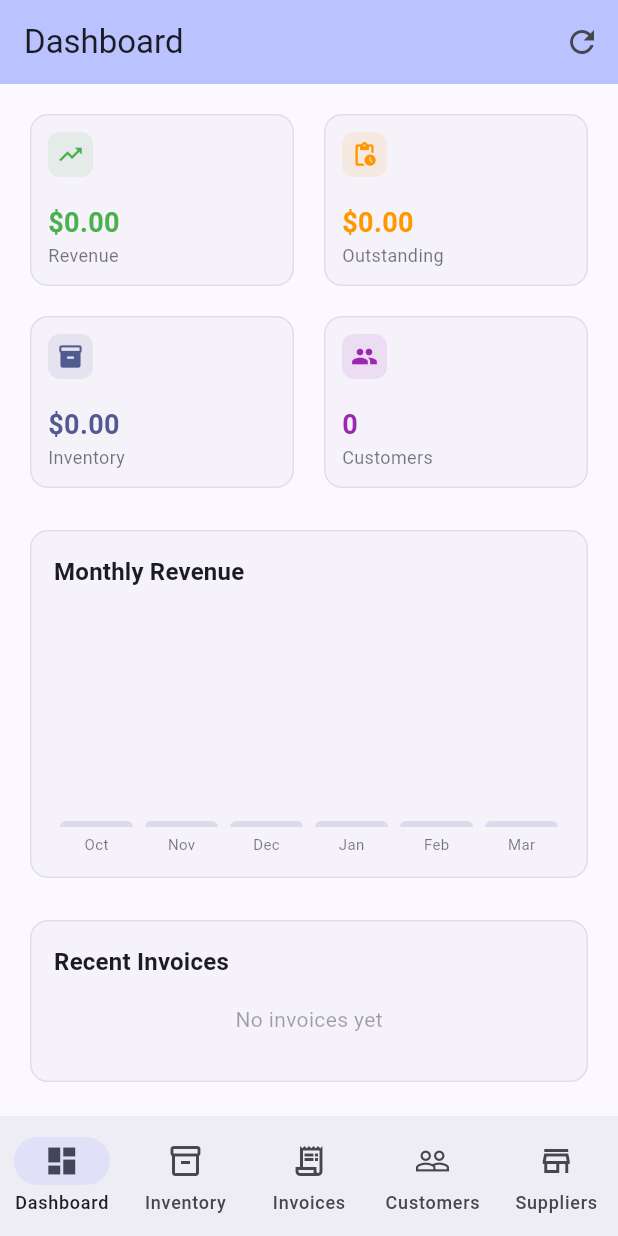
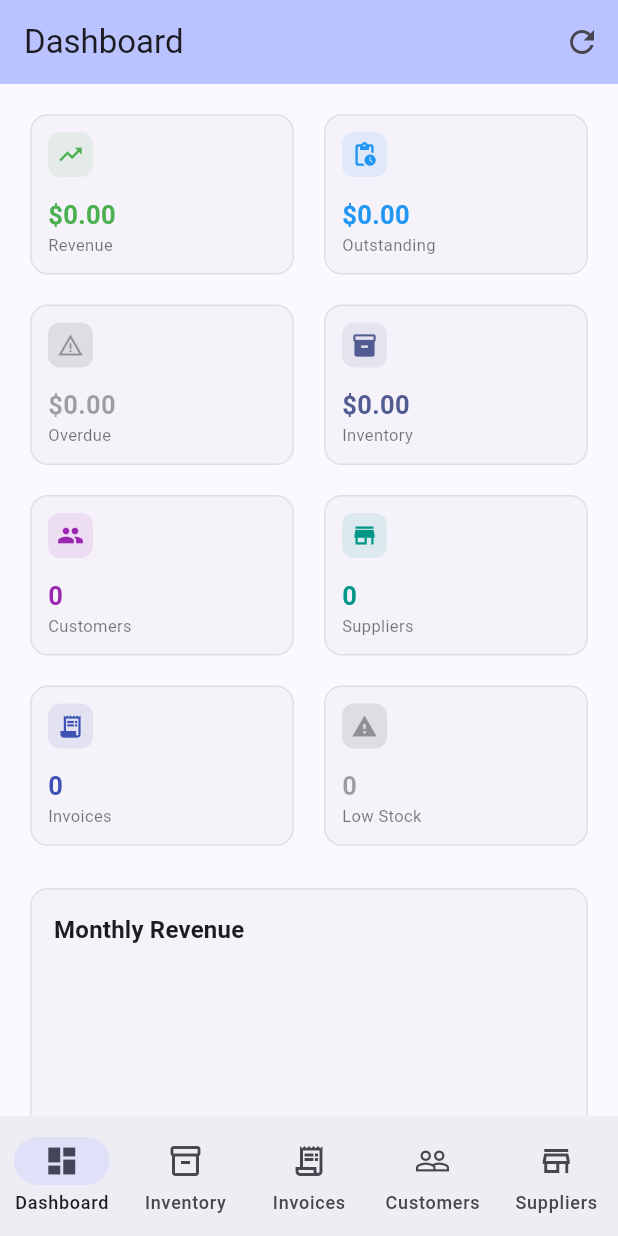
Before and after one commit to allyelvis/aenzbi_invoice, a Flutter app: the screen it shows after launch, after a tap on the "refresh" icon, on a phone screen of 412 x 824 dp. Run offline on Flutter 3.47's test engine with Material 3 defaults, Android fonts, the phone set to English and light mode, and no system bars; missing offline and left inert: dart:html.

Commit message:
Enhance dashboard with new stats and improve inventory filtering
Update dashboard to display 8 stat cards including suppliers and overdue amounts, add supplier filtering to inventory, and introduce a build script for pub cache restoration.

Replit-Commit-Author: Agent
Replit-Commit-Session-Id: ba3c6d6c-d544-4d9d-800d-01595c8761dd
Replit-Commit-Checkpoint-Type: full_checkpoint
Replit-Commit-Event-Id: 87f6eedc-912c-44f9-b642-4c3a778ea634
Replit-Commit-Screenshot-Url: https://storage.googleapis.com/screenshot-production-us-central1/0338d54a-3ecc-4a31-93fa-d984492cabcc/ba3c6d6c-d544-4d9d-800d-01595c8761dd/GwM6d8q
Replit-Helium-Checkpoint-Created: true

```diff
--- a/aenzbi_invoice/lib/screens/dashboard_screen.dart
+++ b/aenzbi_invoice/lib/screens/dashboard_screen.dart
@@ -67,10 +67,13 @@ class _DashboardScreenState extends State<DashboardScreen> {
 
   Widget _buildStatsGrid(ColorScheme cs) {
     final paid = (_data['totalPaid'] ?? 0.0) as double;
-    final outstanding = ((_data['totalOutstanding'] ?? 0.0) as double) +
-        ((_data['totalOverdue'] ?? 0.0) as double);
+    final outstanding = (_data['totalOutstanding'] ?? 0.0) as double;
+    final overdue = (_data['totalOverdue'] ?? 0.0) as double;
     final invValue = (_data['totalValue'] ?? 0.0) as double;
     final customers = _data['customerCount'] ?? 0;
+    final suppliers = _data['supplierCount'] ?? 0;
+    final totalInvoices = _data['totalInvoices'] ?? 0;
+    final lowStock = (_data['lowStockCount'] ?? 0) + (_data['outOfStockCount'] ?? 0);
 
     return GridView.count(
       crossAxisCount: 2,
@@ -78,23 +81,29 @@ class _DashboardScreenState extends State<DashboardScreen> {
       mainAxisSpacing: 12,
       shrinkWrap: true,
       physics: const NeverScrollableScrollPhysics(),
-      childAspectRatio: 1.5,
+      childAspectRatio: 1.6,
       children: [
         _StatCard(
           label: 'Revenue',
-          value: '\$${paid.toStringAsFixed(2)}',
+          value: '\$${_compact(paid)}',
           icon: Icons.trending_up,
           color: Colors.green,
         ),
         _StatCard(
           label: 'Outstanding',
-          value: '\$${outstanding.toStringAsFixed(2)}',
+          value: '\$${_compact(outstanding)}',
           icon: Icons.pending_actions,
-          color: Colors.orange,
+          color: Colors.blue,
+        ),
+        _StatCard(
+          label: 'Overdue',
+          value: '\$${_compact(overdue)}',
+          icon: Icons.warning_amber,
+          color: overdue > 0 ? Colors.red : cs.onSurface.withOpacity(0.4),
         ),
         _StatCard(
           label: 'Inventory',
-          value: '\$${invValue.toStringAsFixed(2)}',
+          value: '\$${_compact(invValue)}',
           icon: Icons.inventory_2,
           color: cs.primary,
         ),
@@ -104,8 +113,32 @@ class _DashboardScreenState extends State<DashboardScreen> {
           icon: Icons.people,
           color: Colors.purple,
         ),
+        _StatCard(
+          label: 'Suppliers',
+          value: '$suppliers',
+          icon: Icons.store,
+          color: Colors.teal,
+        ),
+        _StatCard(
+          label: 'Invoices',
+          value: '$totalInvoices',
+          icon: Icons.receipt_long,
+          color: Colors.indigo,
+        ),
+        _StatCard(
+          label: 'Low Stock',
+          value: '$lowStock',
+          icon: Icons.warning_outlined,
+          color: lowStock > 0 ? Colors.orange : cs.onSurface.withOpacity(0.4),
+        ),
       ],
     );
+  }
+
+  String _compact(double v) {
+    if (v >= 1000000) return '${(v / 1000000).toStringAsFixed(1)}M';
+    if (v >= 1000) return '${(v / 1000).toStringAsFixed(1)}k';
+    return v.toStringAsFixed(2);
   }
 
   Widget _buildRevenueChart(ColorScheme cs) {
@@ -125,7 +158,8 @@ class _DashboardScreenState extends State<DashboardScreen> {
               child: _monthly.isEmpty
                   ? Center(
                       child: Text('No data yet',
-                          style: TextStyle(color: cs.onSurface.withOpacity(0.4))),
+                          style: TextStyle(
+                              color: cs.onSurface.withOpacity(0.4))),
                     )
                   : _BarChart(data: _monthly, color: cs.primary),
             ),
@@ -136,9 +170,8 @@ class _DashboardScreenState extends State<DashboardScreen> {
   }
 
   Widget _buildRecentInvoices(ColorScheme cs) {
-    final invoices = (_data['recentInvoices'] as List?)
-            ?.cast<Invoice>() ??
-        [];
+    final invoices =
+        (_data['recentInvoices'] as List?)?.cast<Invoice>() ?? [];
     return Card(
       child: Padding(
         padding: const EdgeInsets.all(16),
@@ -148,15 +181,11 @@ class _DashboardScreenState extends State<DashboardScreen> {
             Row(
               children: [
                 Text('Recent Invoices',
-                    style: Theme.of(context).textTheme.titleMedium?.copyWith(
+                    style:
+                        Theme.of(context).textTheme.titleMedium?.copyWith(
                               fontWeight: FontWeight.bold,
                             )),
                 const Spacer(),
-                if (invoices.isNotEmpty)
-                  TextButton(
-                    onPressed: () {},
-                    child: const Text('See all'),
-                  ),
               ],
             ),
             if (invoices.isEmpty)
@@ -177,9 +206,8 @@ class _DashboardScreenState extends State<DashboardScreen> {
   }
 
   Widget _buildLowStockAlerts(ColorScheme cs) {
-    final items = (_data['lowStockItems'] as List?)
-            ?.cast<InventoryItem>() ??
-        [];
+    final items =
+        (_data['lowStockItems'] as List?)?.cast<InventoryItem>() ?? [];
     if (items.isEmpty) return const SizedBox.shrink();
     return Card(
       child: Padding(
@@ -189,10 +217,11 @@ class _DashboardScreenState extends State<DashboardScreen> {
           children: [
             Row(
               children: [
-                Icon(Icons.warning_amber, color: Colors.orange, size: 20),
+                const Icon(Icons.warning_amber, color: Colors.orange, size: 20),
                 const SizedBox(width: 8),
                 Text('Low Stock Alerts',
-                    style: Theme.of(context).textTheme.titleMedium?.copyWith(
+                    style:
+                        Theme.of(context).textTheme.titleMedium?.copyWith(
                               fontWeight: FontWeight.bold,
                             )),
               ],
@@ -210,7 +239,9 @@ class _DashboardScreenState extends State<DashboardScreen> {
                       item.name[0].toUpperCase(),
                       style: TextStyle(
                         fontSize: 12,
-                        color: item.isOutOfStock ? cs.error : Colors.orange,
+                        color: item.isOutOfStock
+                            ? cs.error
+                            : Colors.orange,
                       ),
                     ),
                   ),
@@ -234,6 +265,8 @@ class _DashboardScreenState extends State<DashboardScreen> {
   }
 }
 
+// ─── Stat Card ───────────────────────────────────────────────────────────────
+
 class _StatCard extends StatelessWidget {
   final String label;
   final String value;
@@ -256,8 +289,6 @@ class _StatCard extends StatelessWidget {
           crossAxisAlignment: CrossAxisAlignment.start,
           mainAxisAlignment: MainAxisAlignment.spaceBetween,
           children: [
-            Row(
-              children: [
             Container(
               padding: const EdgeInsets.all(6),
               decoration: BoxDecoration(
@@ -266,16 +297,13 @@ class _StatCard extends StatelessWidget {
               ),
               child: Icon(icon, size: 18, color: color),
             ),
-                const Spacer(),
-              ],
-            ),
             Column(
               crossAxisAlignment: CrossAxisAlignment.start,
               children: [
                 Text(
                   value,
                   style: TextStyle(
-                    fontSize: 18,
+                    fontSize: 17,
                     fontWeight: FontWeight.bold,
                     color: color,
                   ),
@@ -285,7 +313,7 @@ class _StatCard extends StatelessWidget {
                 Text(
                   label,
                   style: TextStyle(
-                    fontSize: 12,
+                    fontSize: 11,
                     color: Theme.of(context)
                         .colorScheme
                         .onSurface
@@ -300,6 +328,8 @@ class _StatCard extends StatelessWidget {
     );
   }
 }
+
+// ─── Bar Chart ───────────────────────────────────────────────────────────────
 
 class _BarChart extends StatelessWidget {
   final List<Map<String, dynamic>> data;
@@ -319,7 +349,6 @@ class _BarChart extends StatelessWidget {
         final revenue = d['revenue'] as double;
         final month = d['month'] as DateTime;
         final ratio = maxVal > 0 ? revenue / maxVal : 0.0;
-        final monthLabel = _monthLabel(month.month);
         return Expanded(
           child: Padding(
             padding: const EdgeInsets.symmetric(horizontal: 4),
@@ -328,7 +357,9 @@ class _BarChart extends StatelessWidget {
               children: [
                 if (revenue > 0)
                   Text(
-                    '\$${revenue >= 1000 ? '${(revenue / 1000).toStringAsFixed(1)}k' : revenue.toStringAsFixed(0)}',
+                    revenue >= 1000
+                        ? '\$${(revenue / 1000).toStringAsFixed(1)}k'
+                        : '\$${revenue.toStringAsFixed(0)}',
                     style: TextStyle(fontSize: 9, color: color),
                     textAlign: TextAlign.center,
                   ),
@@ -346,7 +377,7 @@ class _BarChart extends StatelessWidget {
                 ),
                 const SizedBox(height: 4),
                 Text(
-                  monthLabel,
+                  _monthLabel(month.month),
                   style: TextStyle(
                     fontSize: 10,
                     color: Theme.of(context)
@@ -372,6 +403,8 @@ class _BarChart extends StatelessWidget {
   }
 }
 
+// ─── Invoice Tile ─────────────────────────────────────────────────────────────
+
 class _InvoiceTile extends StatelessWidget {
   final Invoice invoice;
   final ColorScheme cs;
@@ -383,7 +416,7 @@ class _InvoiceTile extends StatelessWidget {
     final status = invoice.effectiveStatus;
     final statusColor = _statusColor(status, cs);
     return Padding(
-      padding: const EdgeInsets.symmetric(vertical: 4),
+      padding: const EdgeInsets.symmetric(vertical: 5),
       child: Row(
         children: [
           Expanded(
--- a/aenzbi_invoice/lib/screens/inventory_screen.dart
+++ b/aenzbi_invoice/lib/screens/inventory_screen.dart
@@ -1,5 +1,6 @@
 import 'package:flutter/material.dart';
 import '../models/inventory_item.dart';
+import '../models/supplier.dart';
 import '../database/database_helper.dart';
 import 'add_edit_item_screen.dart';
 
@@ -16,9 +17,11 @@ class _InventoryScreenState extends State<InventoryScreen> {
   List<InventoryItem> _items = [];
   List<InventoryItem> _filtered = [];
   Map<String, dynamic> _summary = {};
+  Map<String, Supplier> _supplierMap = {};
   bool _loading = true;
   String _searchQuery = '';
   String? _categoryFilter;
+  String? _supplierFilter;
   _SortOption _sortOption = _SortOption.name;
   List<String> _categories = [];
   final TextEditingController _searchController = TextEditingController();
@@ -40,6 +43,8 @@ class _InventoryScreenState extends State<InventoryScreen> {
     try {
       final items = await DatabaseHelper.instance.getAllInventoryItems();
       final summary = await DatabaseHelper.instance.getInventorySummary();
+      final suppliers = await DatabaseHelper.instance.getAllSuppliers();
+      final supplierMap = {for (final s in suppliers) s.id: s};
       final cats = items
           .map((i) => i.category)
           .where((c) => c.isNotEmpty)
@@ -50,6 +55,7 @@ class _InventoryScreenState extends State<InventoryScreen> {
         _items = items;
         _categories = cats;
         _summary = summary;
+        _supplierMap = supplierMap;
         _applyFilter();
         _loading = false;
       });
@@ -72,11 +78,20 @@ class _InventoryScreenState extends State<InventoryScreen> {
               item.name.toLowerCase().contains(lower) ||
               item.sku.toLowerCase().contains(lower) ||
               item.category.toLowerCase().contains(lower) ||
-              item.description.toLowerCase().contains(lower))
+              item.description.toLowerCase().contains(lower) ||
+              (_supplierMap[item.supplierId]
+                          ?.displayName
+                          .toLowerCase()
+                          .contains(lower) ??
+                      false))
           .toList();
     }
     if (_categoryFilter != null) {
       result = result.where((i) => i.category == _categoryFilter).toList();
+    }
+    if (_supplierFilter != null) {
+      result =
+          result.where((i) => i.supplierId == _supplierFilter).toList();
     }
     switch (_sortOption) {
       case _SortOption.name:
@@ -143,13 +158,16 @@ class _InventoryScreenState extends State<InventoryScreen> {
   void _showSortSheet() {
     showModalBottomSheet(
       context: context,
+      shape: const RoundedRectangleBorder(
+          borderRadius: BorderRadius.vertical(top: Radius.circular(20))),
       builder: (ctx) => Column(
         mainAxisSize: MainAxisSize.min,
         children: [
           const Padding(
             padding: EdgeInsets.all(16),
             child: Text('Sort By',
-                style: TextStyle(fontWeight: FontWeight.bold, fontSize: 16)),
+                style:
+                    TextStyle(fontWeight: FontWeight.bold, fontSize: 16)),
           ),
           ..._SortOption.values.map((opt) => RadioListTile<_SortOption>(
                 value: opt,
@@ -177,13 +195,26 @@ class _InventoryScreenState extends State<InventoryScreen> {
     }
   }
 
+  // Suppliers that have at least one item
+  List<Supplier> get _linkedSuppliers {
+    final ids = _items
+        .where((i) => i.supplierId.isNotEmpty)
+        .map((i) => i.supplierId)
+        .toSet();
+    return ids
+        .map((id) => _supplierMap[id])
+        .whereType<Supplier>()
+        .toList()
+      ..sort((a, b) => a.displayName.compareTo(b.displayName));
+  }
+
   @override
   Widget build(BuildContext context) {
-    final colorScheme = Theme.of(context).colorScheme;
+    final cs = Theme.of(context).colorScheme;
     return Scaffold(
       appBar: AppBar(
         title: Text('Inventory (${_items.length})'),
-        backgroundColor: colorScheme.inversePrimary,
+        backgroundColor: cs.inversePrimary,
         actions: [
           IconButton(
             icon: const Icon(Icons.sort),
@@ -201,7 +232,7 @@ class _InventoryScreenState extends State<InventoryScreen> {
           ? const Center(child: CircularProgressIndicator())
           : Column(
               children: [
-                _buildSummaryBar(colorScheme),
+                _buildSummaryBar(cs),
                 Padding(
                   padding: const EdgeInsets.fromLTRB(12, 8, 12, 4),
                   child: TextField(
@@ -209,14 +240,15 @@ class _InventoryScreenState extends State<InventoryScreen> {
                     onChanged: (v) =>
                         setState(() { _searchQuery = v; _applyFilter(); }),
                     decoration: InputDecoration(
-                      hintText: 'Search by name, SKU, category…',
+                      hintText: 'Search by name, SKU, supplier…',
                       prefixIcon: const Icon(Icons.search),
                       suffixIcon: _searchQuery.isNotEmpty
                           ? IconButton(
                               icon: const Icon(Icons.clear),
                               onPressed: () {
                                 _searchController.clear();
-                                setState(() { _searchQuery = ''; _applyFilter(); });
+                                setState(
+                                    () { _searchQuery = ''; _applyFilter(); });
                               })
                           : null,
                       border: OutlineInputBorder(
@@ -225,16 +257,17 @@ class _InventoryScreenState extends State<InventoryScreen> {
                     ),
                   ),
                 ),
-                if (_categories.isNotEmpty) _buildCategoryChips(colorScheme),
+                if (_categories.isNotEmpty || _linkedSuppliers.isNotEmpty)
+                  _buildFilterChips(cs),
                 Expanded(
                   child: _filtered.isEmpty
-                      ? _buildEmptyState(colorScheme)
+                      ? _buildEmptyState(cs)
                       : ListView.builder(
                           padding: const EdgeInsets.symmetric(
                               horizontal: 12, vertical: 4),
                           itemCount: _filtered.length,
                           itemBuilder: (_, i) =>
-                              _buildItemCard(_filtered[i], colorScheme),
+                              _buildItemCard(_filtered[i], cs),
                         ),
                 ),
               ],
@@ -247,7 +280,8 @@ class _InventoryScreenState extends State<InventoryScreen> {
     );
   }
 
-  Widget _buildCategoryChips(ColorScheme cs) {
+  Widget _buildFilterChips(ColorScheme cs) {
+    final suppliers = _linkedSuppliers;
     return SingleChildScrollView(
       scrollDirection: Axis.horizontal,
       padding: const EdgeInsets.fromLTRB(12, 0, 12, 4),
@@ -255,9 +289,12 @@ class _InventoryScreenState extends State<InventoryScreen> {
         children: [
           FilterChip(
             label: const Text('All'),
-            selected: _categoryFilter == null,
-            onSelected: (_) =>
-                setState(() { _categoryFilter = null; _applyFilter(); }),
+            selected: _categoryFilter == null && _supplierFilter == null,
+            onSelected: (_) => setState(() {
+              _categoryFilter = null;
+              _supplierFilter = null;
+              _applyFilter();
+            }),
           ),
           ..._categories.map((cat) => Padding(
                 padding: const EdgeInsets.only(left: 8),
@@ -266,10 +303,26 @@ class _InventoryScreenState extends State<InventoryScreen> {
                   selected: _categoryFilter == cat,
                   onSelected: (_) => setState(() {
                     _categoryFilter = _categoryFilter == cat ? null : cat;
+                    _supplierFilter = null;
                     _applyFilter();
                   }),
                 ),
               )),
+          if (suppliers.isNotEmpty)
+            ...suppliers.map((s) => Padding(
+                  padding: const EdgeInsets.only(left: 8),
+                  child: FilterChip(
+                    avatar: const Icon(Icons.store_outlined, size: 14),
+                    label: Text(s.displayName),
+                    selected: _supplierFilter == s.id,
+                    onSelected: (_) => setState(() {
+                      _supplierFilter =
+                          _supplierFilter == s.id ? null : s.id;
+                      _categoryFilter = null;
+                      _applyFilter();
+                    }),
+                  ),
+                )),
         ],
       ),
     );
@@ -293,7 +346,7 @@ class _InventoryScreenState extends State<InventoryScreen> {
           _summaryTile(cs, Icons.inventory_2, '$total', 'Items'),
           _divider(),
           _summaryTile(cs, Icons.attach_money,
-              '\$${value.toStringAsFixed(2)}', 'Value'),
+              '\$${_compactValue(value)}', 'Value'),
           _divider(),
           _summaryTile(cs, Icons.warning_amber, '$low', 'Low Stock',
               color: low > 0 ? Colors.orange : null),
@@ -303,6 +356,11 @@ class _InventoryScreenState extends State<InventoryScreen> {
         ],
       ),
     );
+  }
+
+  String _compactValue(double v) {
+    if (v >= 1000) return '${(v / 1000).toStringAsFixed(1)}k';
+    return v.toStringAsFixed(2);
   }
 
   Widget _divider() =>
@@ -334,6 +392,11 @@ class _InventoryScreenState extends State<InventoryScreen> {
       stockColor = Colors.orange;
       stockLabel = 'Low: ${item.quantity} ${item.unit}';
     }
+
+    final supplier = item.supplierId.isNotEmpty
+        ? _supplierMap[item.supplierId]
+        : null;
+
     return Card(
       margin: const EdgeInsets.symmetric(vertical: 4),
       child: InkWell(
@@ -360,15 +423,19 @@ class _InventoryScreenState extends State<InventoryScreen> {
                     Text(item.name,
                         style: const TextStyle(
                             fontWeight: FontWeight.w600, fontSize: 14)),
-                    if (item.sku.isNotEmpty || item.category.isNotEmpty)
+                    if (item.sku.isNotEmpty ||
+                        item.category.isNotEmpty ||
+                        supplier != null)
                       Text(
                         [
                           if (item.sku.isNotEmpty) 'SKU: ${item.sku}',
                           if (item.category.isNotEmpty) item.category,
+                          if (supplier != null) supplier.displayName,
                         ].join(' • '),
                         style: TextStyle(
                             fontSize: 11,
                             color: cs.onSurface.withOpacity(0.6)),
+                        overflow: TextOverflow.ellipsis,
                       ),
                     const SizedBox(height: 4),
                     Row(
@@ -386,6 +453,16 @@ class _InventoryScreenState extends State<InventoryScreen> {
                                 fontSize: 14)),
                       ],
                     ),
+                    if (item.costPrice > 0) ...[
+                      const SizedBox(height: 2),
+                      Text(
+                        'Cost: \$${item.costPrice.toStringAsFixed(2)}  '
+                        'Margin: ${item.price > 0 ? (((item.price - item.costPrice) / item.price) * 100).toStringAsFixed(0) : 0}%',
+                        style: TextStyle(
+                            fontSize: 10,
+                            color: cs.onSurface.withOpacity(0.5)),
+                      ),
+                    ],
                   ],
                 ),
               ),
@@ -418,7 +495,9 @@ class _InventoryScreenState extends State<InventoryScreen> {
               size: 72, color: cs.onSurface.withOpacity(0.3)),
           const SizedBox(height: 16),
           Text(
-            _searchQuery.isNotEmpty || _categoryFilter != null
+            _searchQuery.isNotEmpty ||
+                    _categoryFilter != null ||
+                    _supplierFilter != null
                 ? 'No items match your filters'
                 : 'No inventory items yet',
             style: Theme.of(context).textTheme.titleMedium?.copyWith(
@@ -426,10 +505,13 @@ class _InventoryScreenState extends State<InventoryScreen> {
                 ),
           ),
           const SizedBox(height: 8),
-          if (_searchQuery.isEmpty && _categoryFilter == null)
+          if (_searchQuery.isEmpty &&
+              _categoryFilter == null &&
+              _supplierFilter == null)
             Text('Tap + Add Item to get started',
                 style: TextStyle(
-                    fontSize: 13, color: cs.onSurface.withOpacity(0.4))),
+                    fontSize: 13,
+                    color: cs.onSurface.withOpacity(0.4))),
         ],
       ),
     );
```
Also changed, not shown: 2 other files. Lines whose indentation alone changed are shown as unchanged.
